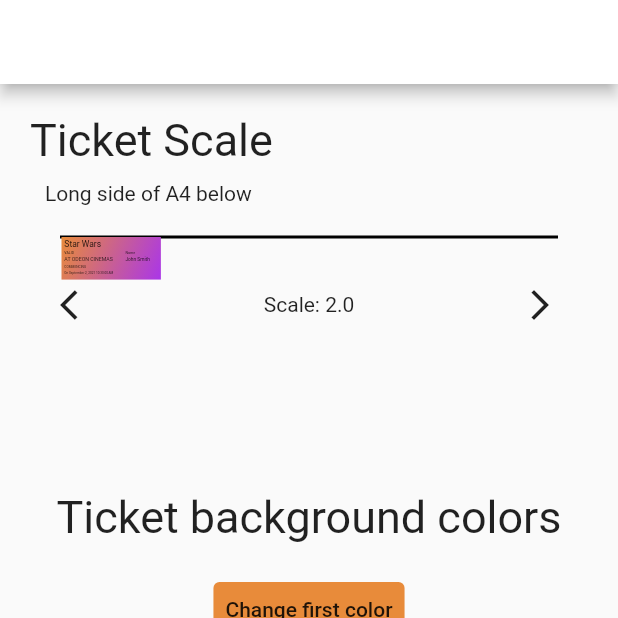
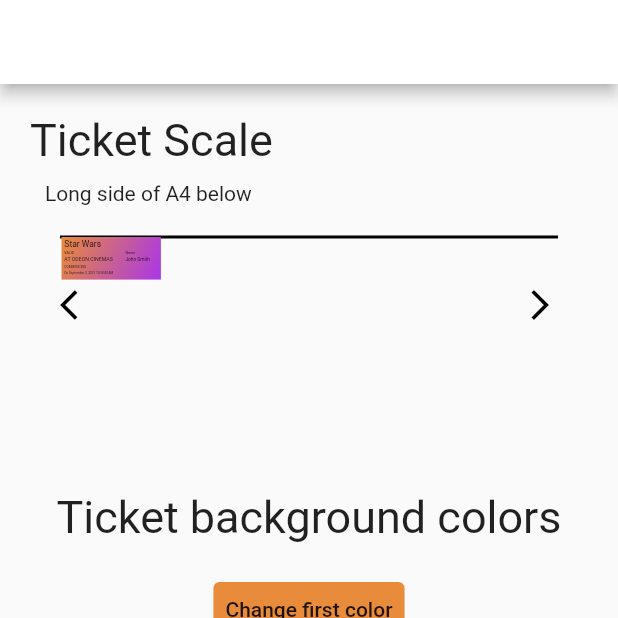
Before and after one commit to josephnglynn/CinemaTicketMaker, a Flutter app: the screen it shows after launch, after a tap on "Ok, lets go", on a phone screen of 412 x 824 dp, the top half of it. Run offline on Flutter 3.47's test engine with Material 2 defaults, Android fonts, the phone set to English and light mode, and no system bars; our stand-ins replace flutter_colorpicker, flutter_datetime_picker, flutter_slidable, permission_handler, printing, share_plus and 1 more; missing offline and left inert: flutter_barcode_scanner, qr.

Commit message:
Removed Scale Number

```diff
--- a/lib/ui/settings_page.dart
+++ b/lib/ui/settings_page.dart
@@ -185,10 +185,9 @@ class _SettingsPageState extends State<SettingsPage> {
                   },
                   child: Icon(
                     Icons.arrow_back_ios,
-                    color: Theme.of(context).textTheme.bodyText1!.color,
+                    color: TicketColors.primaryText,
                   ),
                 ),
-                Text("Scale: ${Settings.ticketScale}"),
                 TextButton(
                   onPressed: () async {
                     setState(() {
@@ -204,7 +203,7 @@ class _SettingsPageState extends State<SettingsPage> {
                   },
                   child: Icon(
                     Icons.arrow_forward_ios,
-                    color: Theme.of(context).textTheme.bodyText1!.color,
+                    color: TicketColors.primaryText,
                   ),
                 ),
               ],
```
